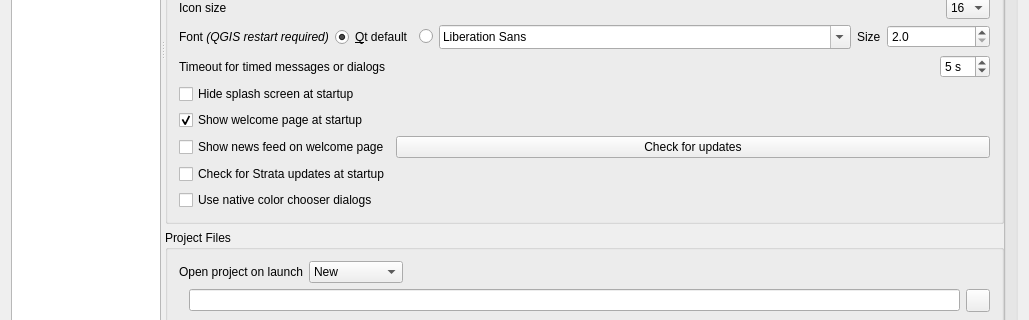
Before: the Qt Designer form src/ui/qgsoptionsbase.ui in francemazzi/strata, drawn with Qt 5; both pictures show x 0 to 1029 and y 304 to 624 of the 1029 by 734 pixel window.
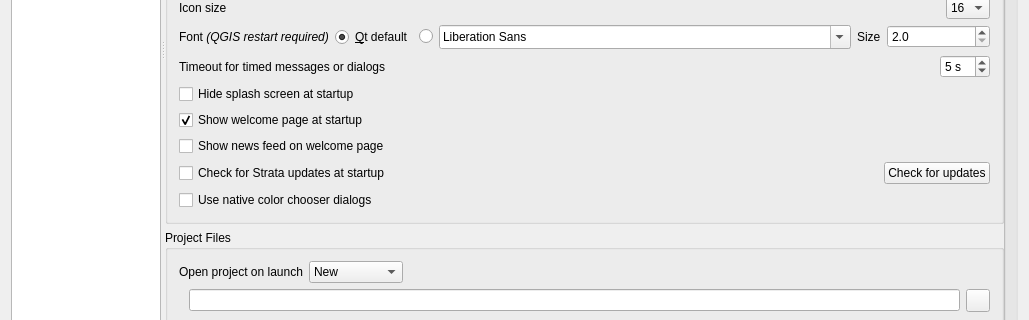
After: the same form once the commit is applied. The open tabs and pages were chosen to show the change. Icons and pictures are not drawn. Custom widgets are drawn as their Qt base class.

Commit message:
fix(options): keep the Strata update button next to its checkbox
Upstream inserted "Show welcome page at startup" in the startup grid,
which moved "Check for Strata updates at startup" down one row and left
the "Check for updates" button beside the news feed option.

Patch:
```diff
--- a/src/ui/qgsoptionsbase.ui
+++ b/src/ui/qgsoptionsbase.ui
@@ -518,7 +518,7 @@
                       </property>
                      </widget>
                     </item>
-                    <item row="2" column="1">
+                    <item row="3" column="2">
                      <widget class="QPushButton" name="mCheckStrataUpdatesButton">
                       <property name="text">
                        <string>Check for updates</string>
```
